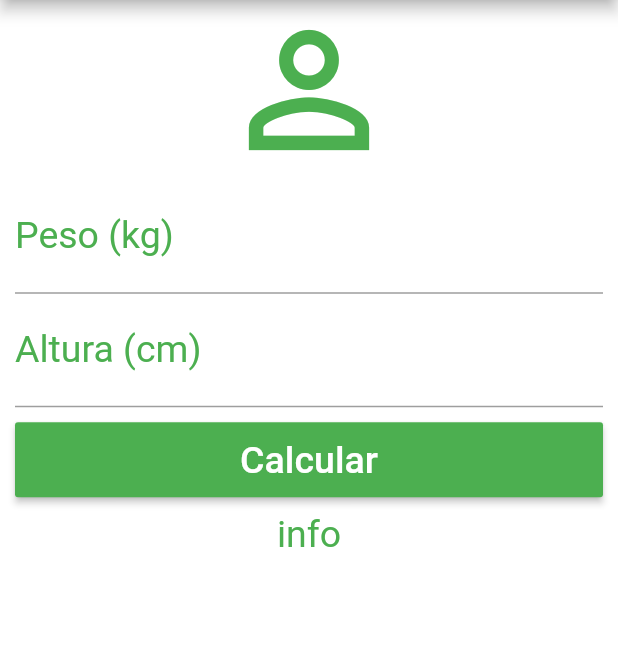
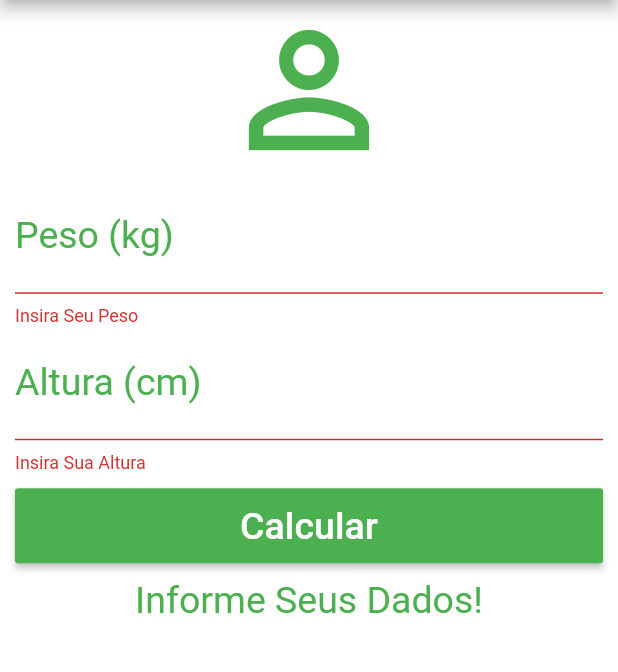
Before and after one commit to Alvaro-Antonio/calculadora_imc, a Flutter app: the screen it shows after launch, after a tap on "Calcular", on a phone screen of 412 x 824 dp, the part 84-756 px from its top. Run offline on Flutter 3.47's test engine with Material 2 defaults, Android fonts, the phone set to English and light mode, and no system bars.

Commit message:
App finalizado. Tratamento com tratamento de inpu

```diff
--- a/lib/main.dart
+++ b/lib/main.dart
@@ -4,6 +4,7 @@ void main() {
   runApp(MaterialApp(
     title: "Calculadora de IMC",
     home: Home(),
+
   ));
 }
 
@@ -13,6 +14,47 @@ class Home extends StatefulWidget {
 }
 
 class _HomeState extends State<Home> {
+
+  TextEditingController weightController = TextEditingController();
+  TextEditingController heightController = TextEditingController();
+  GlobalKey<FormState>  _formkey = GlobalKey<FormState>();
+
+  String _info = "Informe Seus Dados!";
+
+  void _resetFields(){
+    weightController.text = "";
+    heightController.text = "";
+
+    setState(() {
+      _info = "Informe Seus Dados!";
+      _formkey = GlobalKey<FormState>();
+    });
+  }
+
+  void _calculate(){
+    setState(() {
+      double weight = double.parse(weightController.text);
+      double height = double.parse(heightController.text) / 100;
+
+      double imc = weight / (height * height);
+
+      if (imc < 18.6 ){
+        _info = "Abaixo do peso {${imc.toStringAsPrecision(3)}}";
+      }else if (imc >= 18.6 && imc < 24.9){
+        _info = "Peso Ideal {${imc.toStringAsPrecision(3)}}";
+      }else if(imc >= 24.9 && imc < 29.9 ){
+        _info = "Levemente acima do peso Ideal {${imc.toStringAsPrecision(3)}}";
+      }else if(imc >=29.9 && imc < 34.9){
+        _info = "Obesidade Grau I {${imc.toStringAsPrecision(3)}}";
+      }else if(imc <= 34.9 && imc < 39.9){
+        _info = "Obesidade Grau II {${imc.toStringAsPrecision(3)}}";
+      }else if(imc >= 40){
+        _info = "Obesidade Grau III {${imc.toStringAsPrecision(3)}}";
+      }
+    });
+  }
+
+
   @override
   Widget build(BuildContext context) {
     return Scaffold(
@@ -23,13 +65,16 @@ class _HomeState extends State<Home> {
         actions: <Widget>[
           IconButton(
             icon: Icon(Icons.refresh),
-            onPressed: () {},
+            onPressed: _resetFields
+            ,
           )
         ],
       ),
       backgroundColor: Colors.white,
       body: SingleChildScrollView(
         padding: EdgeInsets.fromLTRB(10.0, 0.0, 10.0, 0.0),
+        child: Form(
+          key: _formkey,
             child: Column(
               crossAxisAlignment: CrossAxisAlignment.stretch,
               children: <Widget>[
@@ -38,7 +83,7 @@ class _HomeState extends State<Home> {
                   size: 120.0,
                   color: Colors.green,
                 ),
-            TextField(
+                TextFormField(
                   keyboardType: TextInputType.number,
                   decoration: InputDecoration(
                     labelText: "Peso (kg)",
@@ -46,8 +91,14 @@ class _HomeState extends State<Home> {
                   ),
                   textAlign: TextAlign.center,
                   style: TextStyle(color: Colors.green, fontSize: 25.0),
+                  controller: weightController,
+                  validator: (value){
+                    if (value.isEmpty){
+                      return "Insira Seu Peso";
+                    }
+                  },
                 ),
-            TextField(
+                TextFormField(
                   keyboardType: TextInputType.number,
                   decoration: InputDecoration(
                     labelText: "Altura (cm)",
@@ -55,24 +106,33 @@ class _HomeState extends State<Home> {
                   ),
                   textAlign: TextAlign.center,
                   style: TextStyle(color: Colors.green, fontSize: 25.0),
+                  controller: heightController,
+                  validator: (value) {
+                    if (value.isEmpty) {
+                      return "Insira Sua Altura";
+                    }
+                  }
                 ),
                 Padding(
                   padding: EdgeInsets.only(top: 10.0,bottom: 10.0),
                   child: Container(
                     height: 50.0,
                     child: RaisedButton(
-                  onPressed: () {},
+                      onPressed: (){
+                        if(_formkey.currentState.validate())
+                          _calculate();
+                      },
                       child: Text("Calcular",
                           style: TextStyle(color: Colors.white, fontSize: 25.0)),
                       color: Colors.green,
                     ),
                   ),
                 ),
-            Text("info",textAlign: TextAlign.center, style: TextStyle(
+                Text("$_info",textAlign: TextAlign.center, style: TextStyle(
                     fontSize: 25.0, color: Colors.green
                 ),)
               ],
-        ),
+            )),
       ),
     );
   }
```
Lines whose indentation alone changed are shown as unchanged.
